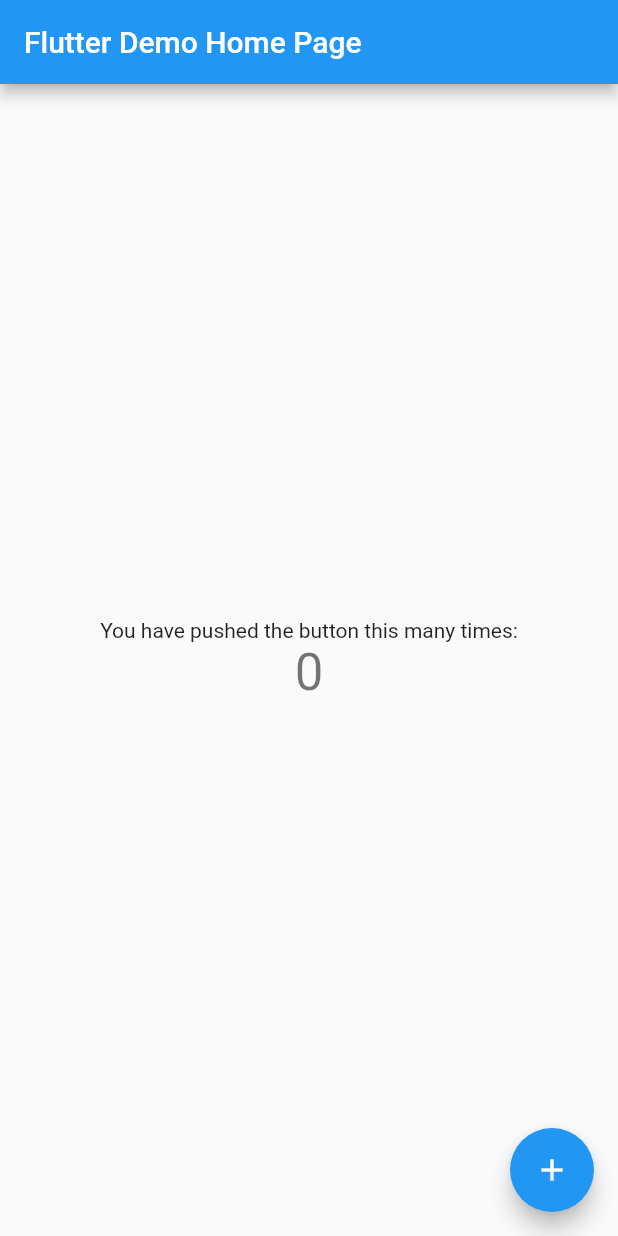
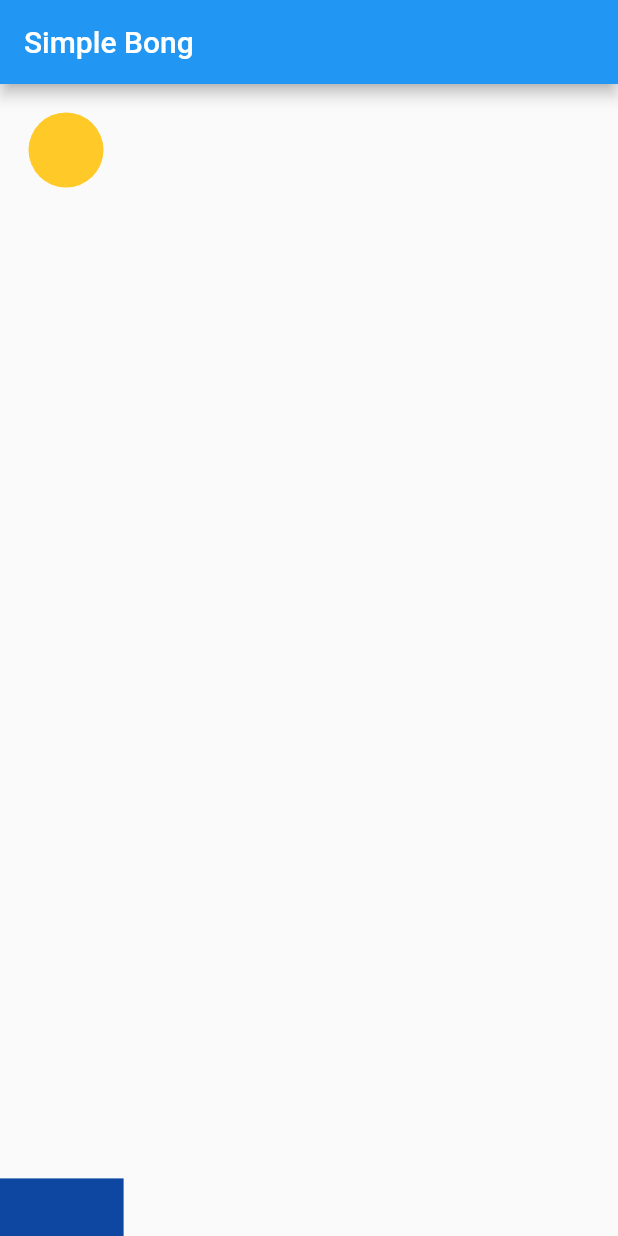
Before and after one commit to vemerie/Pong-Game, a Flutter app: the screen it shows after launch, on a phone screen of 412 x 824 dp. Run offline on Flutter 3.47's test engine with Material 2 defaults, Android fonts, the phone set to English and light mode, and no system bars.

Commit message:
Pong ui, bat and ball

```diff
--- /dev/null
+++ b/lib/ball.dart
@@ -0,0 +1,15 @@
+import 'package:flutter/material.dart';
+
+class Ball extends StatelessWidget {
+  final double diam = 50;
+
+  @override
+  Widget build(BuildContext context) {
+    return Container(
+      width: diam,
+      height: diam,
+      decoration:
+          BoxDecoration(color: Colors.amber[400], shape: BoxShape.circle),
+    );
+  }
+}
--- /dev/null
+++ b/lib/bat.dart
@@ -0,0 +1,19 @@
+import 'package:flutter/material.dart';
+
+class Bat extends StatelessWidget {
+  final double width;
+  final double height;
+
+  Bat(this.width, this.height);
+
+  @override
+  Widget build(BuildContext context) {
+    return Container(
+      width: width,
+      height: height,
+      decoration: BoxDecoration(
+        color: Colors.blue[900],
+      ),
+    );
+  }
+}
--- a/lib/main.dart
+++ b/lib/main.dart
@@ -1,4 +1,5 @@
 import 'package:flutter/material.dart';
+import './pong.dart';
 
 void main() {
   runApp(MyApp());
@@ -9,39 +10,23 @@ class MyApp extends StatelessWidget {
   @override
   Widget build(BuildContext context) {
     return MaterialApp(
-      title: 'Flutter Demo',
+      title: 'Pong Game',
       theme: ThemeData(
-        // This is the theme of your application.
-        //
-        // Try running your application with "flutter run". You'll see the
-        // application has a blue toolbar. Then, without quitting the app, try
-        // changing the primarySwatch below to Colors.green and then invoke
-        // "hot reload" (press "r" in the console where you ran "flutter run",
-        // or simply save your changes to "hot reload" in a Flutter IDE).
-        // Notice that the counter didn't reset back to zero; the application
-        // is not restarted.
         primarySwatch: Colors.blue,
-        // This makes the visual density adapt to the platform that you run
-        // the app on. For desktop platforms, the controls will be smaller and
-        // closer together (more dense) than on mobile platforms.
         visualDensity: VisualDensity.adaptivePlatformDensity,
       ),
-      home: MyHomePage(title: 'Flutter Demo Home Page'),
+      home: Scaffold(
+        appBar: AppBar(
+          title: Text("Simple Bong"),
+        ),
+        body: SafeArea(child: Pong()),
+      ),
     );
   }
 }
 
 class MyHomePage extends StatefulWidget {
   MyHomePage({Key key, this.title}) : super(key: key);
-
-  // This widget is the home page of your application. It is stateful, meaning
-  // that it has a State object (defined below) that contains fields that affect
-  // how it looks.
-
-  // This class is the configuration for the state. It holds the values (in this
-  // case the title) provided by the parent (in this case the App widget) and
-  // used by the build method of the State. Fields in a Widget subclass are
-  // always marked "final".
 
   final String title;
 
@@ -54,47 +39,18 @@ class _MyHomePageState extends State<MyHomePage> {
 
   void _incrementCounter() {
     setState(() {
-      // This call to setState tells the Flutter framework that something has
-      // changed in this State, which causes it to rerun the build method below
-      // so that the display can reflect the updated values. If we changed
-      // _counter without calling setState(), then the build method would not be
-      // called again, and so nothing would appear to happen.
       _counter++;
     });
   }
 
   @override
   Widget build(BuildContext context) {
-    // This method is rerun every time setState is called, for instance as done
-    // by the _incrementCounter method above.
-    //
-    // The Flutter framework has been optimized to make rerunning build methods
-    // fast, so that you can just rebuild anything that needs updating rather
-    // than having to individually change instances of widgets.
     return Scaffold(
       appBar: AppBar(
-        // Here we take the value from the MyHomePage object that was created by
-        // the App.build method, and use it to set our appbar title.
         title: Text(widget.title),
       ),
       body: Center(
-        // Center is a layout widget. It takes a single child and positions it
-        // in the middle of the parent.
         child: Column(
-          // Column is also a layout widget. It takes a list of children and
-          // arranges them vertically. By default, it sizes itself to fit its
-          // children horizontally, and tries to be as tall as its parent.
-          //
-          // Invoke "debug painting" (press "p" in the console, choose the
-          // "Toggle Debug Paint" action from the Flutter Inspector in Android
-          // Studio, or the "Toggle Debug Paint" command in Visual Studio Code)
-          // to see the wireframe for each widget.
-          //
-          // Column has various properties to control how it sizes itself and
-          // how it positions its children. Here we use mainAxisAlignment to
-          // center the children vertically; the main axis here is the vertical
-          // axis because Columns are vertical (the cross axis would be
-          // horizontal).
           mainAxisAlignment: MainAxisAlignment.center,
           children: <Widget>[
             Text(
--- /dev/null
+++ b/lib/pong.dart
@@ -0,0 +1,67 @@
+import 'package:flutter/material.dart';
+import './ball.dart';
+import './bat.dart';
+
+class Pong extends StatefulWidget {
+  @override
+  _PongState createState() => _PongState();
+}
+
+class _PongState extends State<Pong> with SingleTickerProviderStateMixin {
+  double width;
+  double height;
+  double posX = 0;
+  double posY = 0;
+  double batWidth = 0;
+  double batHeight = 0;
+  double batPosition = 0;
+
+  Animation<double> animation;
+  AnimationController controller;
+
+  @override
+  void initState() {
+    posX = 0;
+    posY = 0;
+    controller = AnimationController(
+      duration: const Duration(seconds: 3),
+      vsync: this,
+    );
+
+    animation = Tween<double>(begin: 0, end: 100).animate(controller);
+    animation.addListener(() {
+      setState(() {
+        posX++;
+        posY++;
+      });
+    });
+    controller.forward();
+    super.initState();
+  }
+
+  @override
+  Widget build(BuildContext context) {
+    return LayoutBuilder(
+      builder: (context, constraints) {
+        height = constraints.maxHeight;
+        width = constraints.maxWidth;
+        batWidth = width / 5;
+        batHeight = height / 20;
+
+        return Stack(
+          children: <Widget>[
+            Positioned(
+              child: Ball(),
+              top: posY,
+              left: posX,
+            ),
+            Positioned(
+              bottom: 0,
+              child: Bat(batWidth, batHeight),
+            )
+          ],
+        );
+      },
+    );
+  }
+}
```
